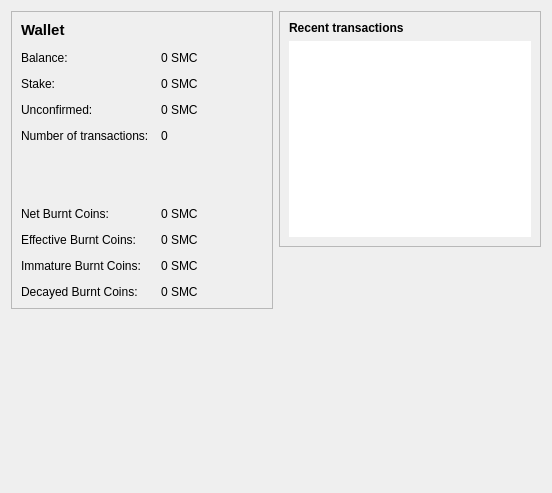
The window that src/qt/forms/overviewpage.ui (slimcoin/slimcoin) describes before a commit, drawn with Qt 5.
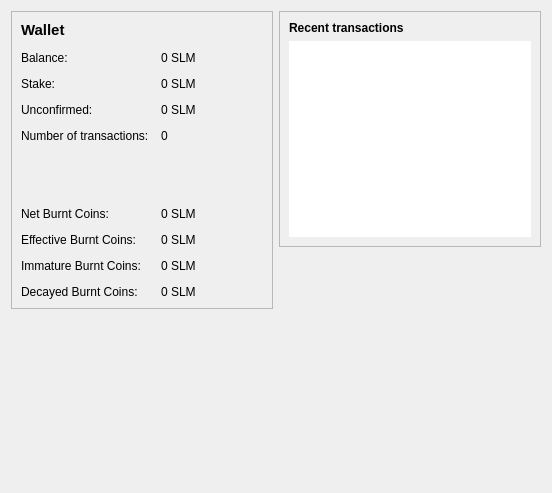
The same window after the commit. Icons and pictures are not drawn.

Diff of the .ui file:
```diff
--- a/src/qt/forms/overviewpage.ui
+++ b/src/qt/forms/overviewpage.ui
@@ -58,7 +58,7 @@
         <item row="2" column="1">
          <widget class="QLabel" name="labelBalance">
           <property name="text">
-           <string notr="true">0 SMC</string>
+           <string notr="true">0 SLM</string>
           </property>
          </widget>
         </item>
@@ -72,7 +72,7 @@
         <item row="3" column="1">
          <widget class="QLabel" name="labelStake">
           <property name="text">
-           <string notr="true">0 SMC</string>
+           <string notr="true">0 SLM</string>
           </property>
          </widget>
         </item>
@@ -86,7 +86,7 @@
         <item row="4" column="1">
          <widget class="QLabel" name="labelUnconfirmed">
           <property name="text">
-           <string notr="true">0 SMC</string>
+           <string notr="true">0 SLM</string>
           </property>
          </widget>
         </item>
@@ -117,7 +117,7 @@
         <item row="7" column="1">
          <widget class="QLabel" name="labelNetBurnCoins">
           <property name="text">
-           <string>0 SMC</string>
+           <string>0 SLM</string>
           </property>
          </widget>
         </item>
@@ -150,7 +150,7 @@
         <item row="8" column="1">
          <widget class="QLabel" name="labelEffBurnCoins">
           <property name="text">
-           <string>0 SMC</string>
+           <string>0 SLM</string>
           </property>
          </widget>
         </item>
@@ -167,7 +167,7 @@
         <item row="9" column="1">
          <widget class="QLabel" name="labelImmBurnCoins">
           <property name="text">
-           <string>0 SMC</string>
+           <string>0 SLM</string>
           </property>
          </widget>
         </item>
@@ -184,7 +184,7 @@
         <item row="10" column="1">
          <widget class="QLabel" name="labelDecayBurnCoins">
           <property name="text">
-           <string>0 SMC</string>
+           <string>0 SLM</string>
           </property>
          </widget>
         </item>
```
